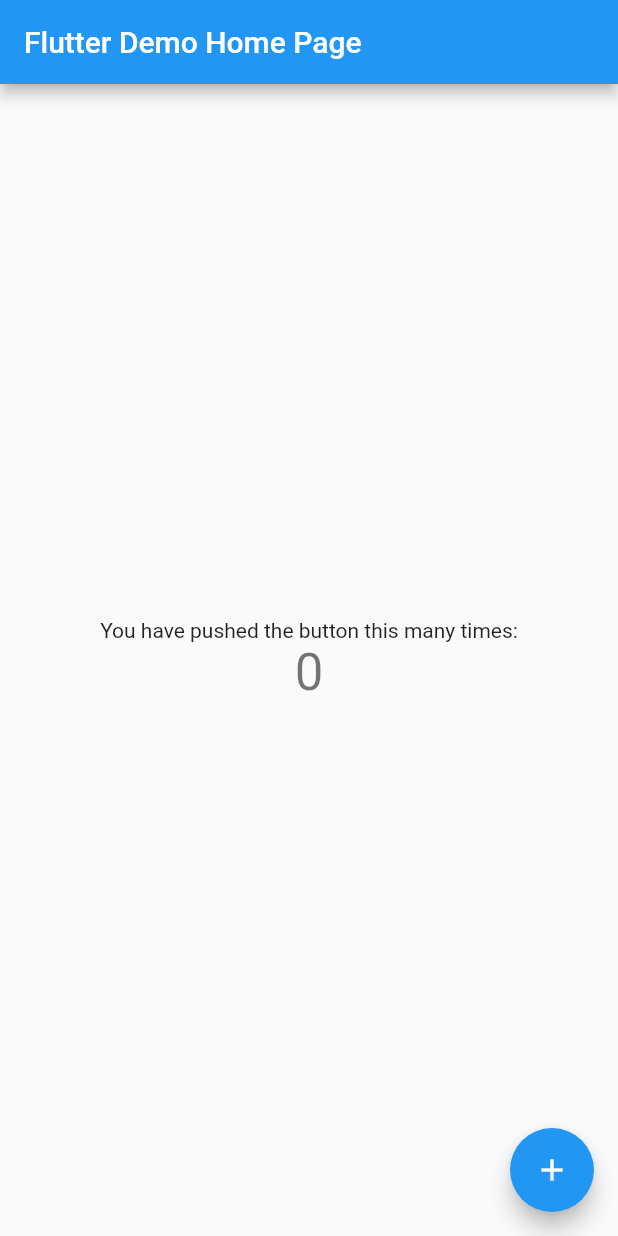
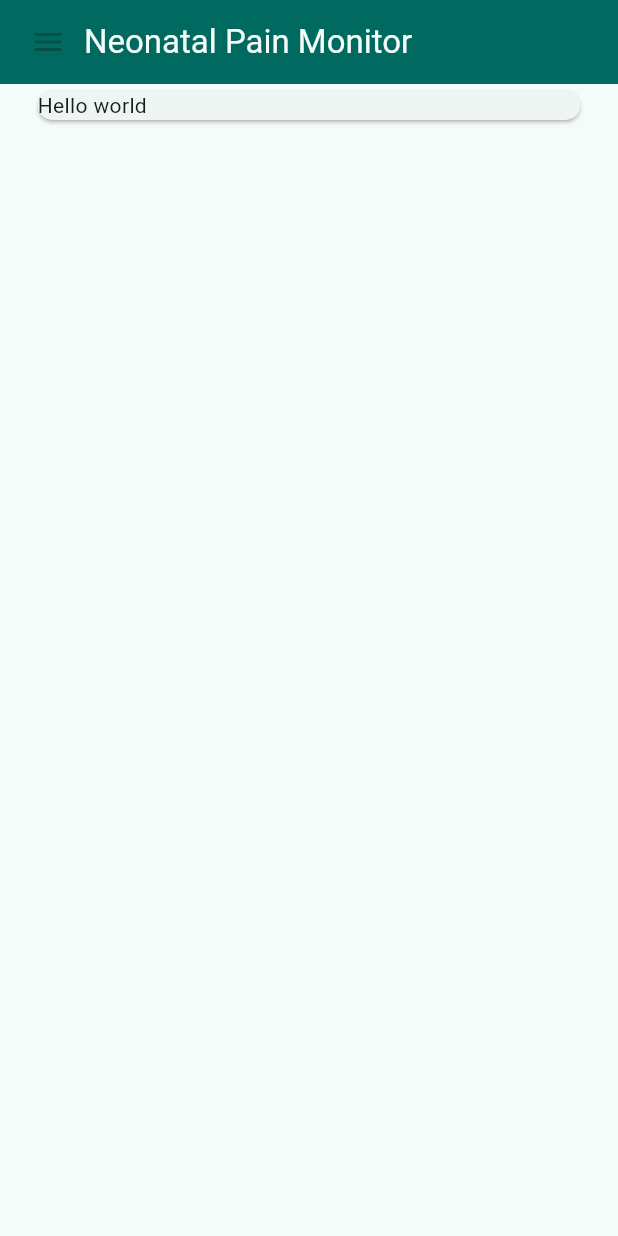
Before and after one commit to HenriqueSilva169/Neonatal-Pain-Monitor, a Flutter app: the screen it shows after launch, on a phone screen of 412 x 824 dp. Run offline on Flutter 3.47's test engine with Material 2 defaults, Android fonts, the phone set to English and light mode, and no system bars.

Commit message:
segunda atualização

```diff
--- a/lib/main.dart
+++ b/lib/main.dart
@@ -1,115 +1,68 @@
 import 'package:flutter/material.dart';
 
-void main() {
-  runApp(const MyApp());
-}
+class MyAppBar extends StatelessWidget {
+  const MyAppBar({required this.title, super.key});
 
-class MyApp extends StatelessWidget {
-  const MyApp({super.key});
+  final Widget title;
 
-  // This widget is the root of your application.
   @override
   Widget build(BuildContext context) {
-    return MaterialApp(
-      title: 'Flutter Demo',
-      theme: ThemeData(
-        // This is the theme of your application.
-        //
-        // Try running your application with "flutter run". You'll see the
-        // application has a blue toolbar. Then, without quitting the app, try
-        // changing the primarySwatch below to Colors.green and then invoke
-        // "hot reload" (press "r" in the console where you ran "flutter run",
-        // or simply save your changes to "hot reload" in a Flutter IDE).
-        // Notice that the counter didn't reset back to zero; the application
-        // is not restarted.
-        primarySwatch: Colors.blue,
+    return Container(
+      height: 56.0,
+      padding: const EdgeInsets.symmetric(horizontal: 8.0),
+      decoration: BoxDecoration(color: Theme.of(context).colorScheme.primary),
+      child: Row(
+        children: [
+          const IconButton(
+            icon: Icon(Icons.menu),
+            tooltip: 'Menu',
+            onPressed: null,
+          ),
+          Expanded(
+            child: title,
+          ),
+        ],
       ),
-      home: const MyHomePage(title: 'Flutter Demo Home Page'),
     );
   }
 }
 
-class MyHomePage extends StatefulWidget {
-  const MyHomePage({super.key, required this.title});
-
-  // This widget is the home page of your application. It is stateful, meaning
-  // that it has a State object (defined below) that contains fields that affect
-  // how it looks.
-
-  // This class is the configuration for the state. It holds the values (in this
-  // case the title) provided by the parent (in this case the App widget) and
-  // used by the build method of the State. Fields in a Widget subclass are
-  // always marked "final".
-
-  final String title;
-
-  @override
-  State<MyHomePage> createState() => _MyHomePageState();
-}
-
-class _MyHomePageState extends State<MyHomePage> {
-  int _counter = 0;
-
-  void _incrementCounter() {
-    setState(() {
-      // This call to setState tells the Flutter framework that something has
-      // changed in this State, which causes it to rerun the build method below
-      // so that the display can reflect the updated values. If we changed
-      // _counter without calling setState(), then the build method would not be
-      // called again, and so nothing would appear to happen.
-      _counter++;
-    });
-  }
+class MyScaffold extends StatelessWidget {
+  const MyScaffold({super.key});
 
   @override
   Widget build(BuildContext context) {
-    // This method is rerun every time setState is called, for instance as done
-    // by the _incrementCounter method above.
-    //
-    // The Flutter framework has been optimized to make rerunning build methods
-    // fast, so that you can just rebuild anything that needs updating rather
-    // than having to individually change instances of widgets.
-    return Scaffold(
-      appBar: AppBar(
-        // Here we take the value from the MyHomePage object that was created by
-        // the App.build method, and use it to set our appbar title.
-        title: Text(widget.title),
+    return Material(
+      child: Column(
+        children: [
+          MyAppBar(
+            title: Text(
+              'Neonatal Pain Monitor',
+              style: Theme.of(context) //
+                  .primaryTextTheme
+                  .titleLarge,
+            ),
+          ),
+          Center(
+            child: Card(
+                child: SizedBox(
+                    width: MediaQuery.of(context).size.width - 50,
+                    child: const Text('Hello world'))),
+          ),
+        ],
       ),
-      body: Center(
-        // Center is a layout widget. It takes a single child and positions it
-        // in the middle of the parent.
-        child: Column(
-          // Column is also a layout widget. It takes a list of children and
-          // arranges them vertically. By default, it sizes itself to fit its
-          // children horizontally, and tries to be as tall as its parent.
-          //
-          // Invoke "debug painting" (press "p" in the console, choose the
-          // "Toggle Debug Paint" action from the Flutter Inspector in Android
-          // Studio, or the "Toggle Debug Paint" command in Visual Studio Code)
-          // to see the wireframe for each widget.
-          //
-          // Column has various properties to control how it sizes itself and
-          // how it positions its children. Here we use mainAxisAlignment to
-          // center the children vertically; the main axis here is the vertical
-          // axis because Columns are vertical (the cross axis would be
-          // horizontal).
-          mainAxisAlignment: MainAxisAlignment.center,
-          children: <Widget>[
-            const Text(
-              'You have pushed the button this many times:',
-            ),
-            Text(
-              '$_counter',
-              style: Theme.of(context).textTheme.headlineMedium,
-            ),
-          ],
-        ),
-      ),
-      floatingActionButton: FloatingActionButton(
-        onPressed: _incrementCounter,
-        tooltip: 'Increment',
-        child: const Icon(Icons.add),
-      ), // This trailing comma makes auto-formatting nicer for build methods.
     );
   }
 }
+
+void main() {
+  runApp(
+    MaterialApp(
+      theme: ThemeData(colorSchemeSeed: Colors.teal, useMaterial3: true),
+      title: 'Neonatal Pain Monitor',
+      home: const SafeArea(
+        child: MyScaffold(),
+      ),
+    ),
+  );
+}
```
